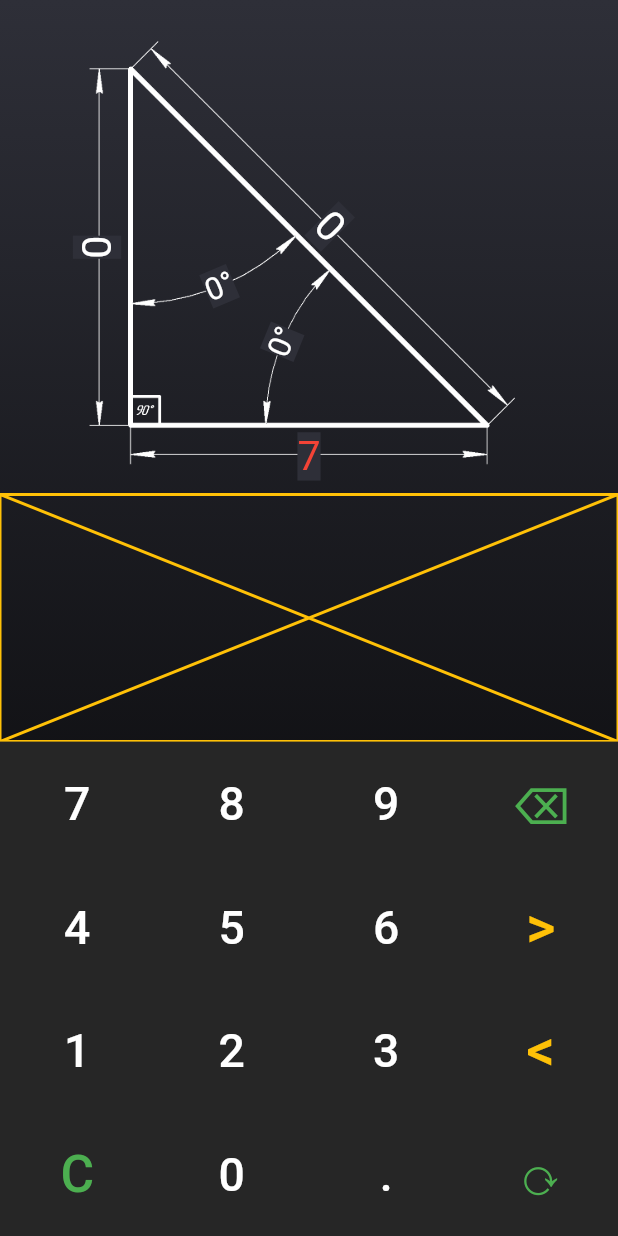
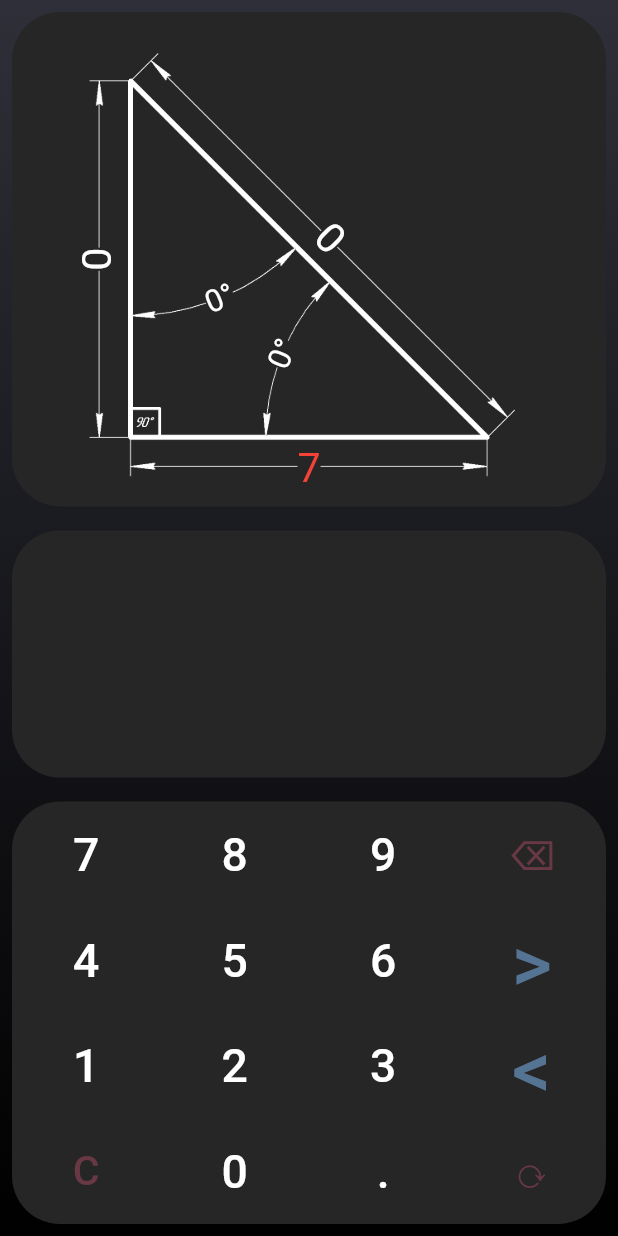
Before and after one commit to a-dev-mobile/calc_triangle, a Flutter app: the screen it shows after launch, after a tap on an icon or button, on a phone screen of 412 x 824 dp. Run offline on Flutter 3.47's test engine with Material 2 defaults, Android fonts, the phone set to English and light mode, and no system bars; our stand-ins replace flutter_screenutil, get, get_storage; missing offline and left inert: flutter_inappwebview.

Commit message:
update design

```diff
--- a/lib/pages/right_triangle/right_triangle_p.dart
+++ b/lib/pages/right_triangle/right_triangle_p.dart
@@ -56,24 +56,44 @@ class RighTrianglePage extends StatelessWidget {
       child: Container(
         width: 1.sw,
         height: 1.sh,
-        decoration: BoxDecoration(
-            gradient: ConstColors.bgGradient),
+        decoration: BoxDecoration(gradient: ConstColors.bgGradient),
         child: Column(
           children: [
             Obx(() {
               if (c.isInputImage.value) {
-                return ImageInputWidget();
+                return Container(
+                  child: ImageInputWidget(),
+                  margin: EdgeInsets.all(8),
+                  decoration: BoxDecoration(
+                      color: ConstColors.numpadBg,
+                      borderRadius: BorderRadius.all(Radius.circular(32))),
+                );
               } else {
-                return ImageInfoWidget();
+            return Container(
+                  child: ImageInfoWidget(),
+                  margin: EdgeInsets.all(8),
+                  decoration: BoxDecoration(
+                      color: ConstColors.numpadBg,
+                      borderRadius: BorderRadius.all(Radius.circular(32))),
+                );
               }
             }),
-            Placeholder(
-              fallbackWidth: 1.sw,
-              fallbackHeight: 0.2.sh,
-              color: Colors.amber,
+            Container(
+              margin: EdgeInsets.all(8),
+              width: 1.sw,
+              height: 0.2.sh,
+              decoration: BoxDecoration(
+                  color: ConstColors.numpadBg,
+                  borderRadius: BorderRadius.all(Radius.circular(32))),
             ),
             Expanded(
-              child: Container(child: NumPad(),color: ConstColors.numpadBg,),
+              child: Container(
+                margin: EdgeInsets.all(8),
+                decoration: BoxDecoration(
+                    color: ConstColors.numpadBg,
+                    borderRadius: BorderRadius.all(Radius.circular(32))),
+                child: NumPad(),
+              ),
             ),
           ],
         ),
@@ -81,63 +101,3 @@ class RighTrianglePage extends StatelessWidget {
     ));
   }
 }
-
-class CalculatorKey extends StatelessWidget {
-  const CalculatorKey({
-    Key? key,
-    required this.symbol,
-  }) : super(key: key);
-
-  final KeySymbol symbol;
-
-  TextStyle get textStyle {
-    switch (symbol.type) {
-      case KeyType.function:
-        return TextStyle(
-          color: Colors.green,
-          fontSize: 100.sp,
-        );
-
-      case KeyType.operator:
-        return TextStyle(
-          color: Colors.amber,
-          fontSize: 110.sp,
-        );
-
-      case KeyType.integer:
-      default:
-        return TextStyle(
-          color: Colors.white,
-          fontSize: 90.sp,
-        );
-    }
-  }
-
-  @override
-  Widget build(BuildContext context) {
-    RtriangleController c = Get.find();
-
-    return Expanded(
-      child: TextButton(
-        onPressed: () {
-          print(symbol.value);
-
-          if (symbol == Keys.next) {
-            c.nextElement();
-          } else if (symbol == Keys.prev) {
-            c.prevElement();
-          } else if (symbol == Keys.clear) {
-            c.clear();
-          } else if (symbol == Keys.backspase) {
-            c.backspase();
-          } else if (symbol == Keys.toggleImage) {
-            c.isInputImage.value = !c.isInputImage.value;
-          } else {
-            c.addKey(symbol);
-          }
-        },
-        child: Text(symbol.value, style: textStyle),
-      ),
-    );
-  }
-}
--- a/lib/pages/right_triangle/widget/a_angle_w.dart
+++ b/lib/pages/right_triangle/widget/a_angle_w.dart
@@ -38,7 +38,7 @@ class AangleWidget extends StatelessWidget {
             return Text(
               c.aAngle.toString(),
               style: TextStyle(
-                  backgroundColor: ConstColors.scaffoldBackground,
+                  backgroundColor: ConstColors.numpadBg,
                   fontSize: 60.sp,
                   color: colorText),
             );
--- a/lib/pages/right_triangle/widget/a_cathet_w.dart
+++ b/lib/pages/right_triangle/widget/a_cathet_w.dart
@@ -33,7 +33,7 @@ class AcathetWidget extends StatelessWidget {
           return Text(
             c.aCathet.toString(),
             style: TextStyle(
-                backgroundColor: ConstColors.scaffoldBackground,
+            backgroundColor: ConstColors.numpadBg,
                 fontSize: 80.sp,
                 color: colorText),
           );
--- a/lib/pages/right_triangle/widget/b_angle.dart
+++ b/lib/pages/right_triangle/widget/b_angle.dart
@@ -35,7 +35,7 @@ class BangleWidget extends StatelessWidget {
             return Text(
               c.bAngle.toString(),
               style: TextStyle(
-                  backgroundColor: ConstColors.scaffoldBackground,
+            backgroundColor: ConstColors.numpadBg,
                   fontSize: 60.sp,
                   color:  colorText),
             );
--- a/lib/pages/right_triangle/widget/b_cathet_w.dart
+++ b/lib/pages/right_triangle/widget/b_cathet_w.dart
@@ -38,7 +38,7 @@ class BcathetWidget extends StatelessWidget {
             return Text(
               c.bCathet.toString(),
               style: TextStyle(
-                  backgroundColor: ConstColors.scaffoldBackground,
+                backgroundColor: ConstColors.numpadBg,
                   fontSize: 80.sp,
                   color: colorText),
             );
--- a/lib/pages/right_triangle/widget/c_hypotenusea_w.dart
+++ b/lib/pages/right_triangle/widget/c_hypotenusea_w.dart
@@ -36,7 +36,7 @@ class ChypotenuseWidget extends StatelessWidget {
             return Text(
               c.cHypotenuse.toString(),
               style: TextStyle(
-                  backgroundColor: ConstColors.scaffoldBackground,
+                  backgroundColor: ConstColors.numpadBg,
                   fontSize: 80.sp,
                   color:  colorText),
             );
--- a/lib/pages/right_triangle/widget/image_info_w.dart
+++ b/lib/pages/right_triangle/widget/image_info_w.dart
@@ -80,7 +80,7 @@ class TextInfo extends StatelessWidget {
           child: Text(
             text,
             style: TextStyle(
-              backgroundColor: ConstColors.scaffoldBackground,
+            backgroundColor: ConstColors.numpadBg,
               fontSize: 60.sp,
             ),
           )),
--- a/lib/pages/right_triangle/widget/numpad_w.dart
+++ b/lib/pages/right_triangle/widget/numpad_w.dart
@@ -1,6 +1,10 @@
-
+import 'package:calc_triangle/controllers/r_triangle_c.dart';
 import 'package:calc_triangle/utils/calculator_key.dart';
+import 'package:calc_triangle/utils/key_symbol.dart';
 import 'package:flutter/material.dart';
+import 'package:flutter_screenutil/flutter_screenutil.dart';
+import 'package:get/get_core/src/get_main.dart';
+import 'package:get/get_instance/src/extension_instance.dart';
 
 import '../right_triangle_p.dart';
 
@@ -59,3 +63,63 @@ class NumPad extends StatelessWidget {
     );
   }
 }
+
+class CalculatorKey extends StatelessWidget {
+  const CalculatorKey({
+    Key? key,
+    required this.symbol,
+  }) : super(key: key);
+
+  final KeySymbol symbol;
+
+  TextStyle get textStyle {
+    switch (symbol.type) {
+      case KeyType.function:
+        return TextStyle(
+          color: Color(0x80A94963),
+          fontSize: 80.sp,
+        );
+
+      case KeyType.operator:
+        return TextStyle(
+          color: const Color(0x8083BFFF),
+          fontSize: 150.sp,
+        );
+
+      case KeyType.integer:
+      default:
+        return TextStyle(
+          color: Colors.white,
+          fontSize: 90.sp,
+        );
+    }
+  }
+
+  @override
+  Widget build(BuildContext context) {
+    RtriangleController c = Get.find();
+
+    return Expanded(
+      child: TextButton(
+        onPressed: () {
+          print(symbol.value);
+
+          if (symbol == Keys.next) {
+            c.nextElement();
+          } else if (symbol == Keys.prev) {
+            c.prevElement();
+          } else if (symbol == Keys.clear) {
+            c.clear();
+          } else if (symbol == Keys.backspase) {
+            c.backspase();
+          } else if (symbol == Keys.toggleImage) {
+            c.isInputImage.value = !c.isInputImage.value;
+          } else {
+            c.addKey(symbol);
+          }
+        },
+        child: Text(symbol.value, style: textStyle),
+      ),
+    );
+  }
+}
```
